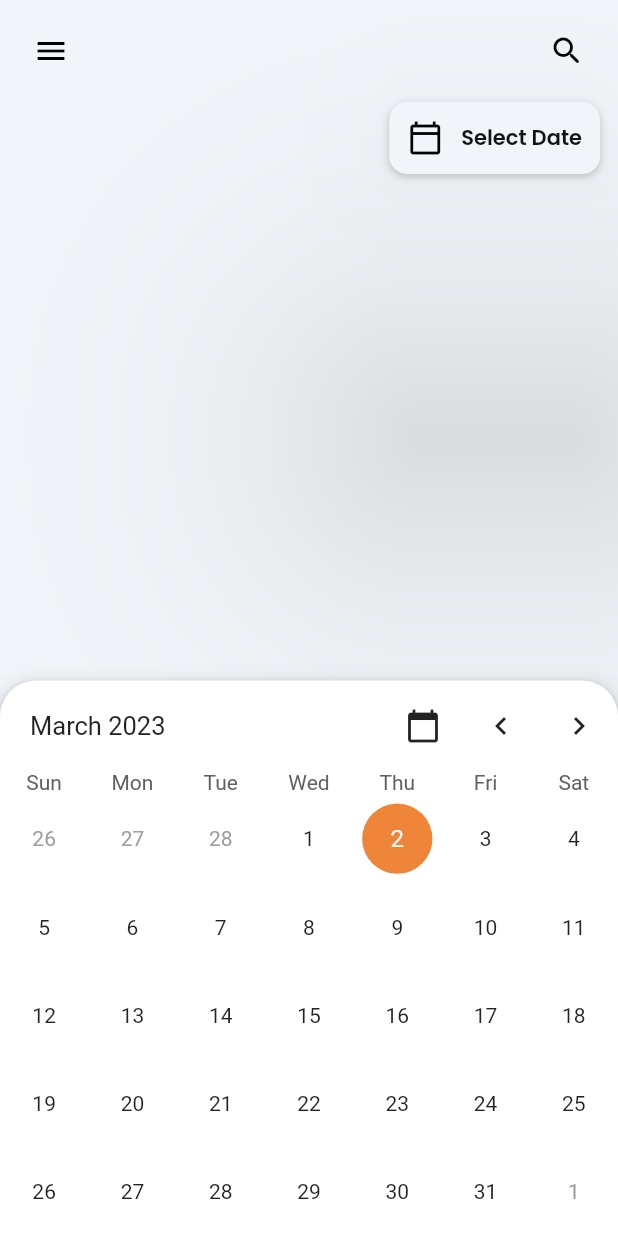
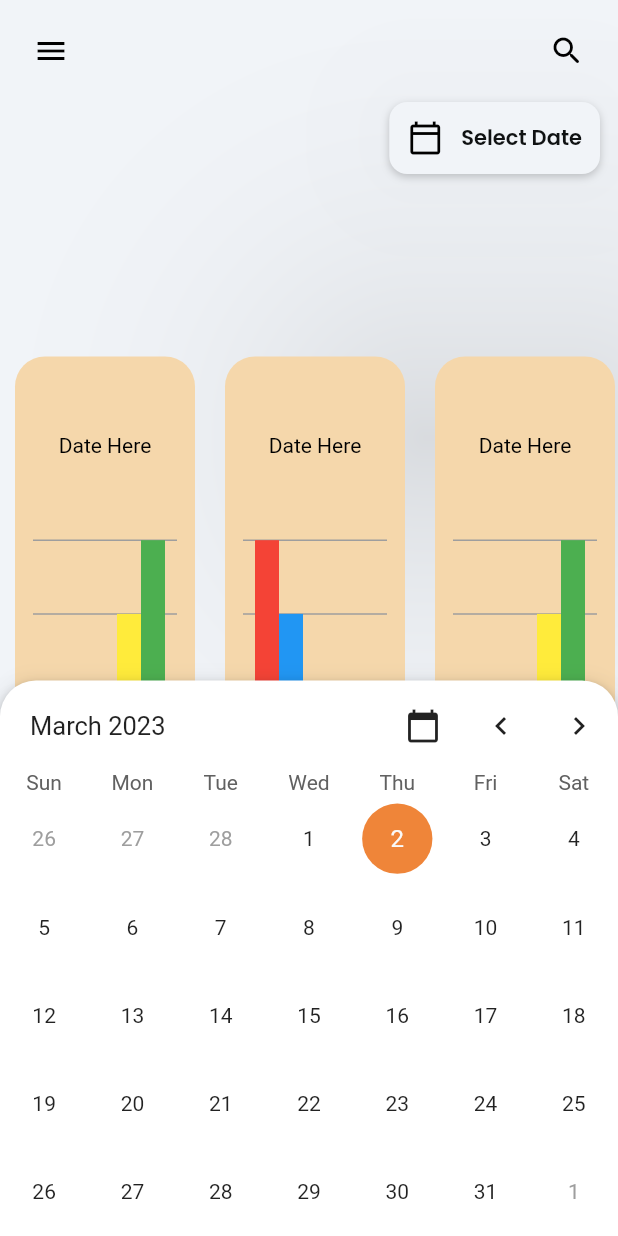
Before and after one commit to 12yanogden/EchoLog, a Flutter app: the TrendsWidget screen opened by its route, on a phone screen of 412 x 824 dp. Run offline on Flutter 3.47's test engine with Material 2 defaults, Android fonts, the phone set to English and light mode, and no system bars; drawn by our look-alikes of fl_chart, flutter_animate, table_calendar; our stand-ins replace auto_size_text, font_awesome_flutter, from_css_color, go_router, google_fonts, page_transition and 4 more; missing offline and left inert: flutter_sound, flutter_sound_platform_interface, json_path; accounts and stored records are empty.

Commit message:
Graph component made and started layout on the trends page with a scroll view

```diff
--- a/lib/backend/entry_service.dart
+++ b/lib/backend/entry_service.dart
@@ -12,7 +12,7 @@ class EntryService {
     Entry(DateTime.now().subtract(Duration(days: 1)),
         "../assets/fakeDataRecording.mp4", [
       EmotionRating(0, 1),
-      EmotionRating(1, 2),
+      EmotionRating(1, 3),
       EmotionRating(2, 3),
       EmotionRating(3, 4),
       EmotionRating(4, 5)
--- /dev/null
+++ b/lib/components/entry_graph.dart
@@ -0,0 +1,108 @@
+import 'package:echo_log/models/emotion_rating.dart';
+import 'package:echo_log/models/entry.dart';
+import 'package:fl_chart/fl_chart.dart';
+import 'package:flutter/material.dart';
+import '../backend/emotion_service.dart';
+import '../backend/entry_service.dart';
+import '../models/emotion.dart';
+import '../components/theme_colors.dart';
+
+class EntryGraph extends StatefulWidget {
+  List<EmotionRating> ratings;
+  EntryGraph(this.ratings, {super.key});
+  @override
+  State<StatefulWidget> createState() => EntryGraphState();
+}
+
+class EntryGraphState extends State<EntryGraph> {
+  final double width = 80;
+
+  late List<BarChartGroupData> rawBarGroups;
+  late List<BarChartGroupData> showingBarGroups;
+
+  @override
+  void initState() {
+    EmotionService emotS = EmotionService();
+
+    List<Color> colors = [];
+    List<int> values = [];
+    widget.ratings.forEach((rating) {
+      Emotion emotion = emotS.getEmotionByID(rating.emotionId);
+      values.add(rating.rating);
+      colors.add(emotion.color);
+    });
+
+    super.initState();
+    final barGroup1 = makeGroupData(0, values, colors);
+
+    final items = [
+      barGroup1,
+    ];
+
+    rawBarGroups = items;
+
+    showingBarGroups = rawBarGroups;
+  }
+
+  @override
+  Widget build(BuildContext context) {
+    return Container(
+        width: width*1.5,
+        height: MediaQuery.of(context).size.height / 2.5,
+        child: AspectRatio(
+          aspectRatio: 1,
+          child: Padding(
+            padding: const EdgeInsets.all(12),
+            child: Column(
+              crossAxisAlignment: CrossAxisAlignment.center,
+              children: <Widget>[
+                const SizedBox(
+                  height: 38,
+                ),
+                Expanded(
+                  child: BarChart(
+                    BarChartData(
+                      maxY: 5.1,
+                      minY: -0.1,
+                      titlesData: FlTitlesData(
+                        show: false,
+                      ),
+                      borderData: FlBorderData(
+                        show: false,
+                      ),
+                      barGroups: showingBarGroups,
+                      gridData: FlGridData(
+                        show: true,
+                        horizontalInterval: 1,
+                        getDrawingHorizontalLine: (value) => FlLine(color: Colors.grey, strokeWidth: 1),
+                        drawVerticalLine: false,
+                      ),
+                    ),
+                  ),
+                ),
+                SizedBox(
+                  height: 12,
+                ),
+              ],
+            ),
+          ),
+        ));
+  }
+
+  BarChartGroupData makeGroupData(
+      int x, List<int> emot_values, List<Color> emot_colors) {
+    return BarChartGroupData(
+      barsSpace: 0,
+      x: x,
+      barRods: [
+        for (int i = 0; i < emot_values.length; i++)
+          BarChartRodData(
+            toY: emot_values[i].toDouble(),
+            color: emot_colors[i],
+            width: width / emot_values.length,
+            borderRadius: BorderRadius.all(Radius.circular(0)),
+          ),
+      ],
+    );
+  }
+}
--- a/lib/trends/trends_widget.dart
+++ b/lib/trends/trends_widget.dart
@@ -1,5 +1,9 @@
+import 'package:echo_log/backend/entry_service.dart';
+
 import '../components/hamburger_menu_widget.dart';
 import '../components/top_bar_widget.dart';
+import '../components/entry_graph.dart';
+
 import '../flutter_flow/flutter_flow_animations.dart';
 import '../flutter_flow/flutter_flow_calendar.dart';
 import '../flutter_flow/flutter_flow_theme.dart';
@@ -9,6 +13,7 @@ import 'package:flutter/scheduler.dart';
 import 'package:flutter_animate/flutter_animate.dart';
 import 'package:google_fonts/google_fonts.dart';
 import 'package:provider/provider.dart';
+import 'package:fl_chart/fl_chart.dart';
 
 class TrendsWidget extends StatefulWidget {
   const TrendsWidget({Key? key}) : super(key: key);
@@ -149,8 +154,37 @@ class _TrendsWidgetState extends State<TrendsWidget>
                       ),
                     ],
                   ),
+
+                  // Graph Area--------------------------------------------
+                  Expanded ( child: Center(
+                      child: Container(
+                        alignment: Alignment.center,
+                        height: MediaQuery.of(context).size.height / 1.7,
+                        child: ListView(
+                            scrollDirection: Axis.horizontal,
+
+                            children: <Widget>[
+                              for (int i = 0; i < EntryService().entries.length; i++)
+                                Container (
+                                  margin: const EdgeInsets.all(10),
+                                  decoration: BoxDecoration(color: Color(0xFFF5D7AB), borderRadius: BorderRadius.all(Radius.circular(20))),
+
+                                  child: Column(
+                                    mainAxisSize: MainAxisSize.min,
+                                    mainAxisAlignment: MainAxisAlignment.center,
+                                    children: [
+                                      Text("Date Here", style: TextStyle(color: Colors.black)),
+                                      EntryGraph(EntryService().entries[i].ratings),
+                                      Text("Play Button here", style: TextStyle(color: Colors.black)),
+                                    ])),
+                            ]),
+                    )
+                  ))
+                  //
                 ],
               ),
+
+              // I think this is for the calander overlay
               if (valueOrDefault<bool>(
                 FFAppState().showDarkScreen,
                 false,
--- a/pubspec.yaml
+++ b/pubspec.yaml
@@ -52,6 +52,7 @@ dependencies:
   syncfusion_flutter_sliders: ^20.4.50
   emoji_picker_flutter: ^1.5.2
   flutter_sound: ^9.2.13
+  fl_chart: ^0.61.0
 
 dev_dependencies:
   flutter_launcher_icons: 0.9.3
```
Also changed, not shown: pubspec.lock.
